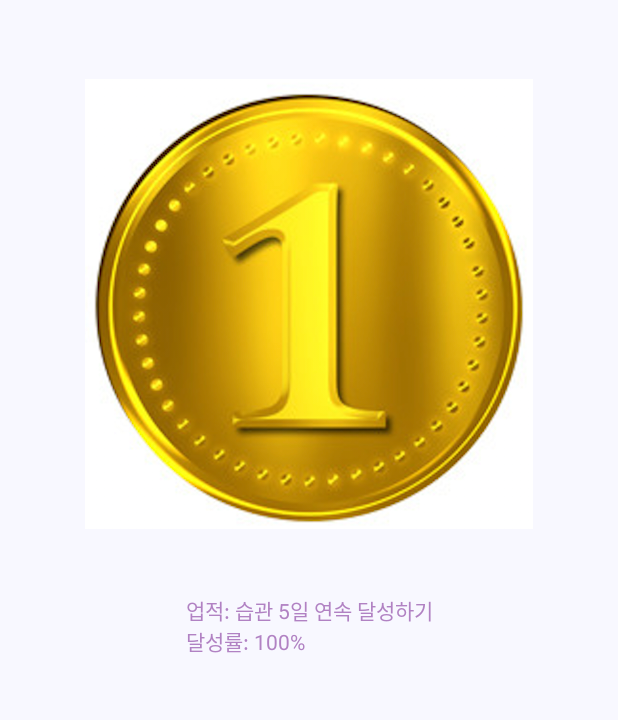
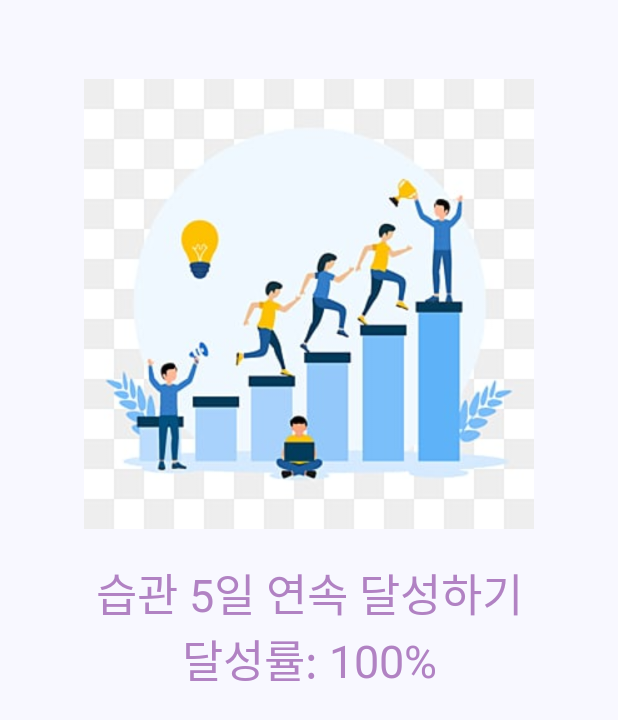
Before and after one commit to Insiro/life_pet_client, an Android app: the MoreAchievement screen opened directly, with no data from a screen before it, after a tap on "습관 5일 연속 달성하기", on a phone screen of 412 x 824 dp. Shown: the top 720 px of the screen. Run offline under Robolectric (Android 15) with nearby library versions, the phone set to English and light mode, and no system bars; network calls fail.

Commit message:
modification 2

```diff
--- a/app/src/main/java/com/insiro/lifepet/achievement/DetailAchievement.java
+++ b/app/src/main/java/com/insiro/lifepet/achievement/DetailAchievement.java
@@ -27,20 +27,19 @@ public class DetailAchievement extends AppCompatActivity {
         String text="";
         String name = bundle.getString("name");
         String rate = bundle.getString("rate");
+        String category = bundle.getString("category");
 
-        int achievement_rate =Integer.parseInt(rate);
-
-        if(achievement_rate > 0 && achievement_rate <50)
-            imageView.setImageResource(R.drawable.cooper);
-        else if(achievement_rate > 50 && achievement_rate < 100)
-            imageView.setImageResource(R.drawable.silver);
-        else if(achievement_rate == 100)
-            imageView.setImageResource(R.drawable.gold);
+        if(category.equals("attend"))
+            imageView.setImageResource(R.drawable.logo);
+        else if(category.equals("achieve"))
+            imageView.setImageResource(R.drawable.achieve_ilust);
+        else if(category.equals("grow_up"))
+            imageView.setImageResource(R.drawable.cat_ilust);
         else{
-
+            //안드로이드 기본 이미지 삽입
         }
 
-        text = "업적: " + name + "\n달성률: " + rate +"%";
+        text = name + "\n달성률: " + rate +"%";
 
         textView.setText(text);
 
--- a/app/src/main/java/com/insiro/lifepet/achievement/MoreAchievement.kt
+++ b/app/src/main/java/com/insiro/lifepet/achievement/MoreAchievement.kt
@@ -2,12 +2,13 @@ package com.insiro.lifepet.achievement
 
 import android.content.Intent
 import android.os.Bundle
-import android.widget.AdapterView
+import android.os.Parcelable
 import android.widget.ListView
 import androidx.appcompat.app.AppCompatActivity
 import com.insiro.lifepet.R
 import com.insiro.lifepet.entity.Achievement
 import com.insiro.lifepet.entity.AchievementCategory
+
 
 class MoreAchievement : AppCompatActivity() {
     private val achieve = AchievementCategory("dummyCate", "achieve", "dummy")
@@ -47,6 +48,7 @@ class MoreAchievement : AppCompatActivity() {
             val intent = Intent(this, DetailAchievement::class.java)
             intent.putExtra("name", achieveList[position].id)
             intent.putExtra("rate", (achieveList[position].achieve_time * 100/achieveList[position].target).toString())
+            intent.putExtra("category", achieveList[position].category.name)
             startActivity(intent)
         }
 
--- a/app/src/main/res/layout/achievement.xml
+++ b/app/src/main/res/layout/achievement.xml
@@ -13,7 +13,7 @@
         android:id="@+id/achieve_main_image"
         android:layout_width="300dp"
         android:layout_height="300dp"
-        android:src="@drawable/gold"
+        android:src="@drawable/logo"
         app:layout_constraintDimensionRatio="1:1"
         app:layout_constraintBottom_toBottomOf="parent"
         app:layout_constraintEnd_toEndOf="parent"
--- a/app/src/main/res/layout/detail_achievement.xml
+++ b/app/src/main/res/layout/detail_achievement.xml
@@ -11,7 +11,7 @@
         android:id="@+id/detail_achievement_image"
         android:layout_width="300dp"
         android:layout_height="300dp"
-        android:src="@drawable/gold"
+        android:src="@drawable/logo"
         app:layout_constraintDimensionRatio="1:1"
         app:layout_constraintBottom_toBottomOf="parent"
         app:layout_constraintEnd_toEndOf="parent"
@@ -22,7 +22,9 @@
 
     <TextView
         android:id="@+id/detail_achievement_detail"
-        android:text="@string/main_achievement"
+        android:text="세부업적"
+        android:textSize="30sp"
+        android:gravity="center"
         android:textColor="@color/text_color"
         android:layout_width="wrap_content"
         android:layout_height="wrap_content"
--- a/app/src/main/res/values/strings.xml
+++ b/app/src/main/res/values/strings.xml
@@ -15,7 +15,7 @@
     <string name="password">Passwd</string>
     <string name="login">로그인</string>
     <string name="sign_up">회원가입</string>
-    <string name="main_achievement">대표업적: 10일동안 꾸준히 제시간에 기상</string>
+    <string name="main_achievement">대표업적: 30일이상 접속하기</string>
     <string name="plus">+</string>
     <string name="achievement_name">android:text="업적이름\n달성일: 2022-05-04 18:29"</string>
     <string name="pet_detail_text">Pet Detail</string>
```
Also changed, not shown: app/src/main/res/drawable/achieve1.png (deleted), app/src/main/res/drawable/achieve2.png (deleted), app/src/main/res/drawable/achieve_ilust.jpeg (added), app/src/main/res/drawable/cooper.png (deleted), app/src/main/res/drawable/gold.png (deleted), app/src/main/res/drawable/silver.png (deleted).
